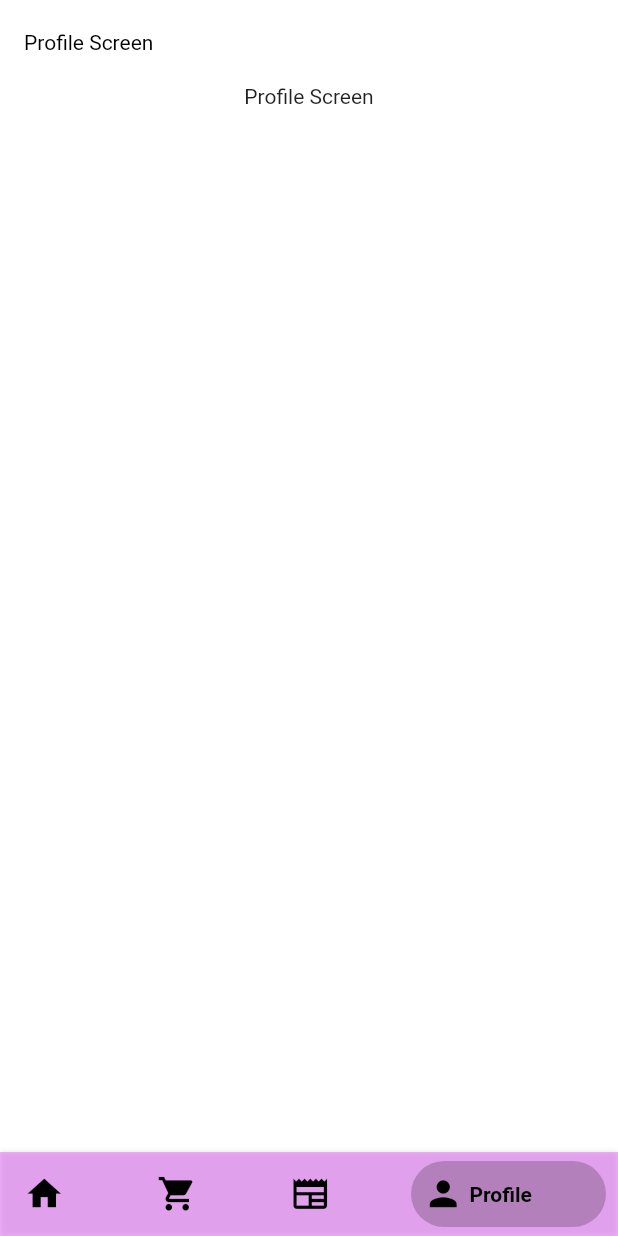
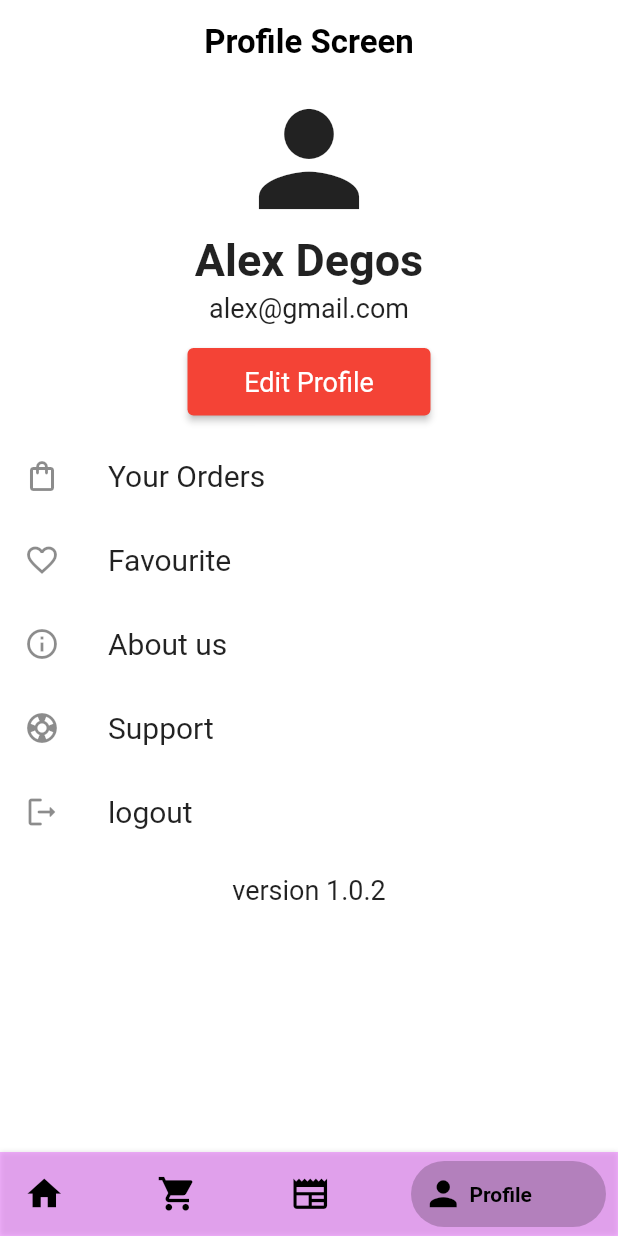
Before and after one commit to SaurabhAlex/-Gadget_World, a Flutter app: the screen it shows once a user with an empty profile is signed in, swiped to page 4, on a phone screen of 412 x 824 dp. Run offline on Flutter 3.47's test engine with Material 2 defaults, Android fonts, the phone set to English and light mode, and no system bars; drawn by our look-alikes of bottom_navy_bar; our stand-ins replace cloud_firestore, firebase_auth, firebase_core, fluttertoast; missing offline and left inert: flutter_stripe, upi_india; accounts and stored records are empty.

Commit message:
Profile Screen UI

```diff
--- /dev/null
+++ b/lib/model/user_model/user_model.dart
@@ -0,0 +1,36 @@
+import 'dart:convert';
+
+
+UserModel userModelFromJson(String str) => UserModel.fromJson(json.decode(str));
+String userModelToJson(UserModel data) => json.encode(data.toJson());
+
+class UserModel {
+  UserModel({
+    this.image,
+    required this.id,
+    required this.name,
+    required this.email,
+
+  });
+
+  String? image;
+  String id;
+  String name;
+  String email;
+  factory UserModel.fromJson(Map<String, dynamic> json) =>
+      UserModel(
+        id: json["id"],
+        image: json["image"],
+        email: json["email"],
+        name:json["name"],
+      );
+
+
+  Map<String, dynamic> toJson() =>
+      {
+        "id": id,
+        "image": image,
+        "name": name,
+        "email": email,
+      };
+}
--- a/lib/provider/app_provider.dart
+++ b/lib/provider/app_provider.dart
@@ -1,10 +1,15 @@
 import 'package:flutter/material.dart';
+import 'package:grocery_app/firebase_helper/firestore_helper/firestore_helper.dart';
 import '../model/product_model/product_model.dart';
+import '../model/user_model/user_model.dart';
 
 class AppProvider with ChangeNotifier{
 
+  UserModel? _userModel;
+  UserModel get getUserInformation => _userModel!;
+  final List<ProductModel> _cartProductList = [];
 
-  final List<ProductModel> _cartProductList = [];
+
   void addCartProduct(ProductModel productModel){
     _cartProductList.add(productModel);
     notifyListeners();
@@ -35,7 +40,8 @@ class AppProvider with ChangeNotifier{
 //user information
 
   void getUserInfoFirebase() async{
-
+    _userModel = await FirestoreHelper.instance.getUserInformation();
+    notifyListeners();
   }
 
 //total Price
@@ -53,5 +59,8 @@ class AppProvider with ChangeNotifier{
     notifyListeners();
   }
 
+  void addBuyProduct(ProductModel model){
+
+  }
 
 }
--- a/lib/screens/home/home.dart
+++ b/lib/screens/home/home.dart
@@ -1,7 +1,9 @@
 import 'package:flutter/material.dart';
 import 'package:grocery_app/firebase_helper/firestore_helper/firestore_helper.dart';
+import 'package:grocery_app/provider/app_provider.dart';
 import 'package:grocery_app/screens/product_details/product_details.dart';
 import 'package:grocery_app/screens/welcome/welcome.dart';
+import 'package:provider/provider.dart';
 import '../../constants/routes.dart';
 import '../../model/category_model/category_model.dart';
 import '../../model/product_model/product_model.dart';
@@ -23,6 +25,8 @@ class _HomeScreenState extends State<HomeScreen> {
   List<ProductModel> productModelList = [];
   @override
   void initState() {
+    AppProvider appProvider = Provider.of<AppProvider>(context,listen: false);
+    appProvider.getUserInfoFirebase();
     getCategoryList();
     super.initState();
   }
--- a/lib/screens/login/login.dart
+++ b/lib/screens/login/login.dart
@@ -7,6 +7,8 @@ import 'package:grocery_app/screens/sign_up/signup.dart';
 import 'package:grocery_app/widgets/primary_button/primary_button.dart';
 import 'package:grocery_app/widgets/top_title/top_title.dart';
 import 'package:grocery_app/constants/routes.dart';
+
+import '../bottom_navBar/bottom_nav_bar.dart';
 
 class LoginScreen extends StatefulWidget {
   const LoginScreen({Key? key}) : super(key: key);
@@ -64,7 +66,7 @@ class _LoginScreenState extends State<LoginScreen> {
                   if(isValidated){
                     bool isLogined = await FirebaseAuthHelper.instance.login(email.text, password.text, context);
                   if(isLogined){
-                    Routes.instance.pushAndRemovedUntil(HomeScreen(), context);
+                    Routes.instance.pushAndRemovedUntil(BottomNavBar(), context);
                   }
                   }
                 },
--- a/lib/screens/profile/profile_screen.dart
+++ b/lib/screens/profile/profile_screen.dart
@@ -1,4 +1,9 @@
 import 'package:flutter/material.dart';
+import 'package:grocery_app/firebase_helper/firebase_auth_helper/auth_helper.dart';
+import 'package:grocery_app/widgets/primary_button/primary_button.dart';
+import 'package:provider/provider.dart';
+
+import '../../provider/app_provider.dart';
 
 class ProfileScreen extends StatefulWidget {
   const ProfileScreen({Key? key}) : super(key: key);
@@ -10,14 +15,68 @@ class ProfileScreen extends StatefulWidget {
 class _ProfileScreenState extends State<ProfileScreen> {
   @override
   Widget build(BuildContext context) {
+    AppProvider appProvider = Provider.of<AppProvider>(context);
     return Scaffold(
       appBar: AppBar(
-        title: Text("Profile Screen"),
+        title:const Text("Profile Screen",style: TextStyle(fontSize: 22, fontWeight: FontWeight.bold),),
+        centerTitle: true,
       ),
       body: Column(
+        mainAxisAlignment: MainAxisAlignment.start,
+        crossAxisAlignment: CrossAxisAlignment.center,
         children: [
-          Container(),
-          Text("Profile Screen"),
+          // appProvider.getUserInformation.image==null ?
+          const Icon(Icons.person, size: 100,),
+          // Image.network(appProvider.getUserInformation.image!),
+          Text(
+            "Alex Degos"
+            // appProvider.getUserInformation.name
+            , style: const TextStyle(fontWeight: FontWeight.bold, fontSize: 30),),
+          const SizedBox(height: 4,),
+          Text(
+            "alex@gmail.com"
+            // appProvider.getUserInformation.email
+            , style: const TextStyle(fontWeight: FontWeight.w400, fontSize: 18),),
+          const SizedBox(height: 4,),
+          Padding(
+            padding: const EdgeInsets.symmetric(horizontal: 125.0, vertical: 12),
+            child: PrimaryButton(
+                title: "Edit Profile",
+              onPressed: () {},
+            ),
+          ),
+          ListTile(
+            onTap: () {},
+            leading: const Icon(Icons.shopping_bag_outlined, size: 24),
+            title: const Text("Your Orders", style: TextStyle(fontWeight: FontWeight.w400, fontSize: 20)),
+          ),
+          ListTile(
+            onTap: () {},
+            leading: const Icon(Icons.favorite_border, size: 24),
+            title: const Text("Favourite", style: TextStyle(fontWeight: FontWeight.w400, fontSize: 20)),
+          ),
+          ListTile(
+            onTap: () {},
+            leading: const Icon(Icons.info_outlined, size: 24),
+            title: const Text("About us", style: TextStyle(fontWeight: FontWeight.w400, fontSize: 20)),
+          ),
+          ListTile(
+            onTap: () {},
+            leading: const Icon(Icons.support_outlined, size: 24),
+            title: const Text("Support", style: TextStyle(fontWeight: FontWeight.w400, fontSize: 20)),
+          ),
+          ListTile(
+            onTap: () {
+              FirebaseAuthHelper.instance.signOut();
+              setState(() {
+
+              });
+            },
+            leading: const Icon(Icons.logout_rounded, size: 24),
+            title: const Text("logout", style: TextStyle(fontWeight: FontWeight.w400, fontSize: 20)),
+          ),
+          const SizedBox(height: 14,),
+          const Text("version 1.0.2", style: TextStyle(fontWeight: FontWeight.w400, fontSize: 18),),
         ],
       ),
     );
--- a/lib/screens/sign_up/signup.dart
+++ b/lib/screens/sign_up/signup.dart
@@ -83,7 +83,7 @@ class _SignUpScreenState extends State<SignUpScreen> {
                   onPressed: ()  async{
                     bool isValidated =  signUpValidation(name.text, email.text,phone.text, password.text);
                     if(isValidated){
-                      bool isLogined = await FirebaseAuthHelper.instance.signUp(email.text, password.text, context);
+                      bool isLogined = await FirebaseAuthHelper.instance.signUp(email.text,name.text, password.text, context);
                       if(isLogined){
                         Routes.instance.pushAndRemovedUntil(HomeScreen(), context);
                       }
--- a/pubspec.yaml
+++ b/pubspec.yaml
@@ -43,6 +43,10 @@ dependencies:
   fluttertoast: ^8.2.2
   bottom_navy_bar: ^6.0.0
   upi_india: ^3.0.1
+  flutter_stripe: ^9.3.0
+  http: ^1.1.0
+  image_picker: ^1.0.2
+  firebase_messaging: ^14.6.6
 
 dev_dependencies:
   flutter_test:
```
Also changed, not shown: lib/firebase_helper/firebase_auth_helper/auth_helper.dart (+12 -2 lines), lib/firebase_helper/firestore_helper/firestore_helper.dart (+10 -0 lines), lib/screens/payment/payment.dart (+19 -4 lines), lib/screens/payment/upi_payment.dart (+3 -4 lines), lib/stripe_helper/stripe_helper.dart (added, +74 -0 lines), pubspec.lock, 5 other files.
